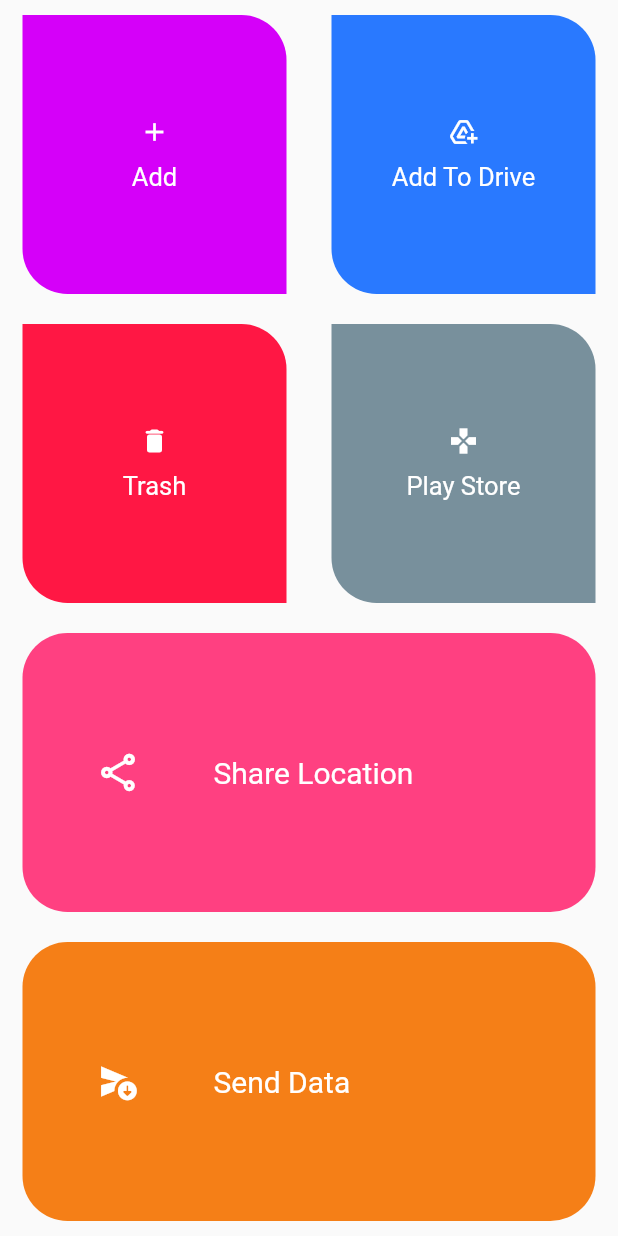
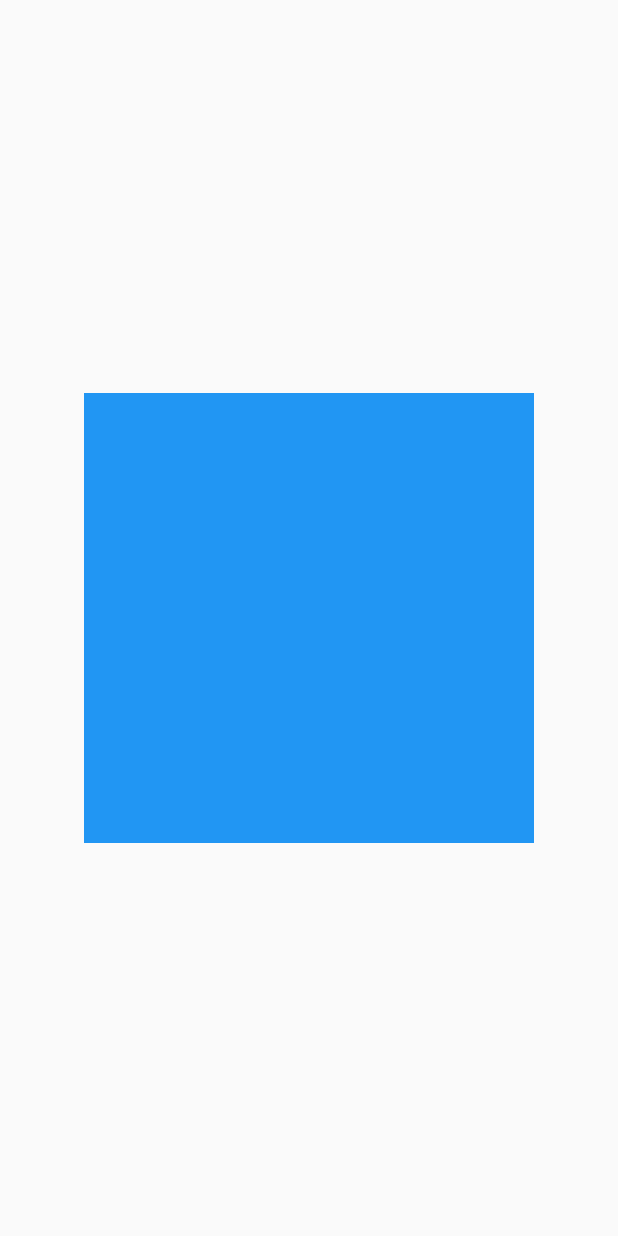
Before and after one commit to smit13192/flutter_collage, a Flutter app: the screen it shows after launch, on a phone screen of 412 x 824 dp. Run offline on Flutter 3.47's test engine with Material 2 defaults, Android fonts, the phone set to English and light mode, and no system bars.

Commit message:
this is the animation to the conatiner

```diff
--- a/lib/views/home_page.dart
+++ b/lib/views/home_page.dart
@@ -7,131 +7,39 @@ class HomePage extends StatefulWidget {
   State<HomePage> createState() => _HomePageState();
 }
 
-class _HomePageState extends State<HomePage> {
+class _HomePageState extends State<HomePage>
+    with SingleTickerProviderStateMixin {
+
+  late AnimationController animationController;
+  late Animation animation;
+  late Animation animationcolor;
   @override
-  Widget build(BuildContext context) {
-    return SafeArea(
-      child: Scaffold(
-        body: Column(children: [
-          Expanded(
-            child: Row(
-              children: [
-                Expanded(
-                    child: IconTile(
-                        color: Colors.purpleAccent.shade400,
-                        icon: Icons.add,
-                        text: "Add")),
-                Expanded(
-                    child: IconTile(
-                        color: Colors.blueAccent.shade400,
-                        icon: Icons.add_to_drive,
-                        text: "Add To Drive"))
-              ],
-            ),
-          ),
-          Expanded(
-            child: Row(
-              children: [
-                Expanded(
-                    child: IconTile(
-                        color: Colors.redAccent.shade400,
-                        icon: Icons.delete_rounded,
-                        text: "Trash")),
-                Expanded(
-                    child: IconTile(
-                        color: Colors.blueGrey.shade400,
-                        icon: Icons.gamepad,
-                        text: "Play Store")),
-              ],
-            ),
-          ),
-           const Expanded(
-              child: BoxTile(
-                  color: Colors.pinkAccent,
-                  icon: Icons.share_outlined,
-                  text: "Share Location")),
-          Expanded(
-              child: BoxTile(
-                  color: Colors.yellow.shade900,
-                  icon: Icons.send_and_archive_rounded,
-                  text: "Send Data"))
-        ]),
-      ),
-    );
+  void initState() {
+    super.initState();
+    animationController =
+        AnimationController(vsync: this, duration: const Duration(seconds: 5));
+    animation = Tween(begin: 0.0, end: 300.0).animate(animationController)
+      ..addListener(() {
+        setState(() {});
+      });
+    animationcolor = ColorTween(begin: Colors.red, end: Colors.blue)
+        .animate(animationController)
+      ..addListener(() {
+        setState(() {});
+      });
+      animationController.forward();
   }
-}
-
-class IconTile extends StatelessWidget {
-  final Color color;
-  final String text;
-  final IconData icon;
-  const IconTile(
-      {super.key, required this.color, required this.icon, required this.text});
 
   @override
   Widget build(BuildContext context) {
-    double radius = 30.0;
-
-    return Container(
-      margin: const EdgeInsets.symmetric(horizontal: 15, vertical: 10),
-      decoration: BoxDecoration(
-          color: color,
-          borderRadius: BorderRadius.only(
-              topRight: Radius.circular(radius),
-              bottomLeft: Radius.circular(radius))),
-      child: Column(
-        mainAxisAlignment: MainAxisAlignment.center,
-        children: [
-          Icon(
-            icon,
-            size: 20,
-            color: Colors.white,
-          ),
-          const SizedBox(
-            height: 10,
-          ),
-          Text(
-            text,
-            style: const TextStyle(color: Colors.white, fontSize: 17),
-          )
-        ],
+    return Scaffold(
+        body: SafeArea(
+            child: Center(
+      child: Container(
+        height: animation.value,
+        width: animation.value,
+        decoration: BoxDecoration(color: animationcolor.value),
       ),
-    );
+    )));
   }
 }
-
-class BoxTile extends StatelessWidget {
-  final Color color;
-  final String text;
-  final IconData icon;
-  const BoxTile(
-      {super.key, required this.color, required this.icon, required this.text});
-
-  @override
-  Widget build(BuildContext context) {
-    double radius = 30.0;
-
-    return Container(
-        margin: const EdgeInsets.symmetric(vertical: 10, horizontal: 15),
-        decoration: BoxDecoration(
-            color: color, borderRadius: BorderRadius.circular(radius)),
-        child: Row(
-          children: [
-            Expanded(
-              child: Icon(
-                icon,
-                size: 30,
-                color: Colors.white,
-              ),
-            ),
-            Expanded(
-              flex: 2,
-              child: Text(
-                text,
-                style: const TextStyle(color: Colors.white, fontSize: 20),
-              ),
-            )
-          ],
-        ));
-  }
-}
```
